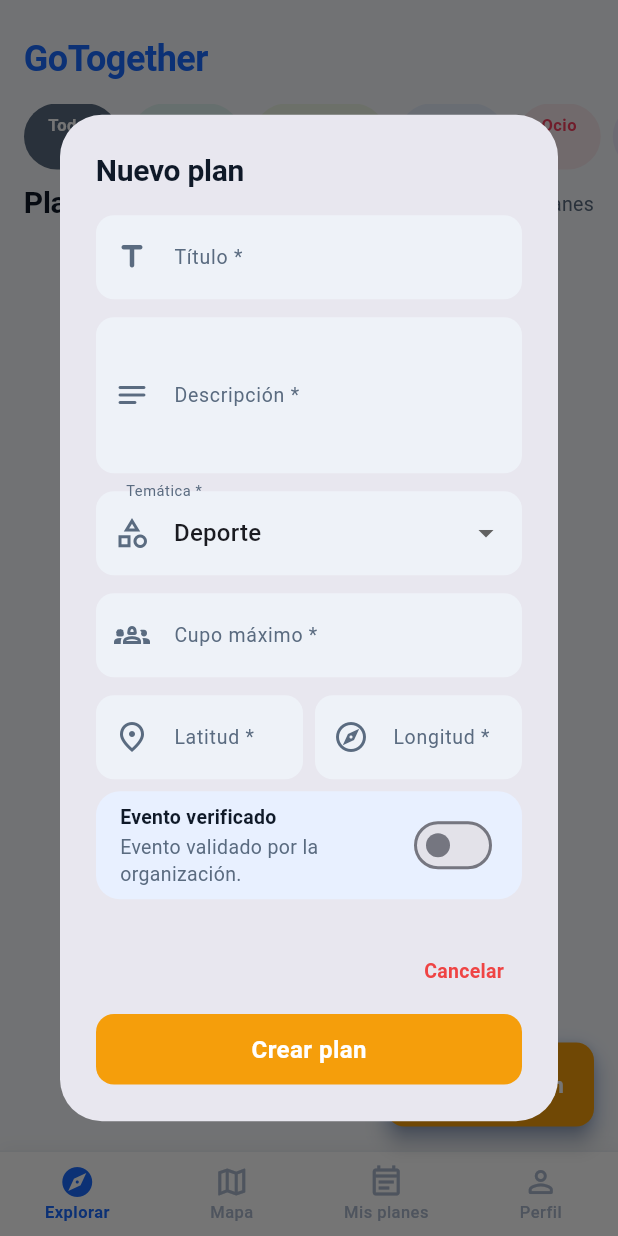
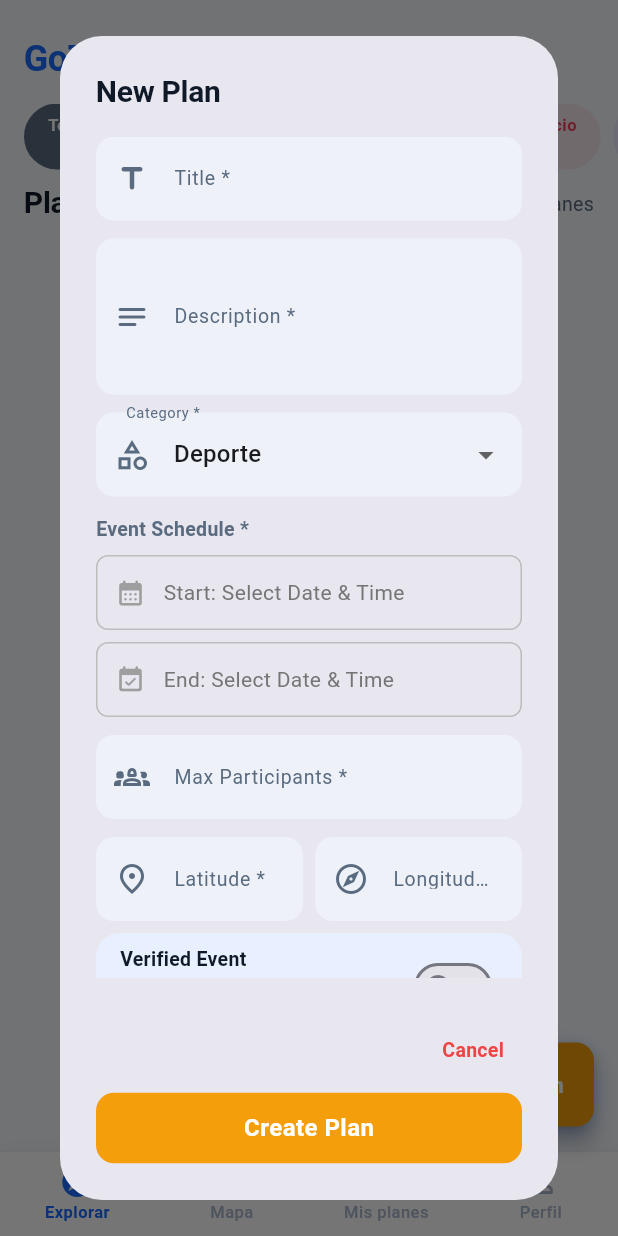
Before and after one commit to duniasr/GoTogether, a Flutter app: the screen it shows once a user with an empty profile is signed in, after a tap on "Crear plan", on a phone screen of 412 x 824 dp. Run offline on Flutter 3.47's test engine with Material 3 defaults, Android fonts, the phone set to English and light mode, and no system bars; our stand-ins replace cloud_firestore, firebase_auth, firebase_core, google_maps_flutter; accounts and stored records are empty; generated files the repository leaves out were written again.

Commit message:
feat: se añade campo de fecha y hora en las quedadas.

```diff
--- a/lib/screens/home/widgets/create_event_dialog.dart
+++ b/lib/screens/home/widgets/create_event_dialog.dart
@@ -1,4 +1,5 @@
 import 'package:flutter/material.dart';
+import 'package:intl/intl.dart'; // Recuerda tener esto en pubspec.yaml
 import '../../../app_theme.dart';
 import '../../../services/quedadas_service.dart';
 
@@ -54,8 +55,13 @@ class _CreateEventDialogState extends State<_CreateEventDialog> {
   bool _guardando = false;
   String? _errorMessage;
 
-  // NUEVO: Chivato para saber si ya le ha dado al botón de Crear
   bool _intentado = false;
+
+  // Variables para fechas y horas
+  DateTime? _startDate;
+  TimeOfDay? _startTime;
+  DateTime? _endDate;
+  TimeOfDay? _endTime;
 
   @override
   void initState() {
@@ -66,7 +72,6 @@ class _CreateEventDialogState extends State<_CreateEventDialog> {
     _latCtrl = TextEditingController();
     _lonCtrl = TextEditingController();
 
-    // Añadimos un listener para que el rojo desaparezca en cuanto escriban
     _tituloCtrl.addListener(_onTextChanged);
     _descripcionCtrl.addListener(_onTextChanged);
     _cupoCtrl.addListener(_onTextChanged);
@@ -75,7 +80,6 @@ class _CreateEventDialogState extends State<_CreateEventDialog> {
   }
 
   void _onTextChanged() {
-    // Si ya han intentado guardar y están corrigiendo, actualizamos la pantalla
     if (_intentado) setState(() {});
   }
 
@@ -89,7 +93,7 @@ class _CreateEventDialogState extends State<_CreateEventDialog> {
     super.dispose();
   }
 
-  // --- MÉTODOS DE VALIDACIÓN INDIVIDUAL (Para poner los campos en rojo) ---
+  // --- MÉTODOS DE VALIDACIÓN INDIVIDUAL ---
   bool get _tituloInvalido => _intentado && _tituloCtrl.text.trim().isEmpty;
   bool get _descInvalido => _intentado && _descripcionCtrl.text.trim().isEmpty;
   bool get _cupoInvalido {
@@ -107,10 +111,64 @@ class _CreateEventDialogState extends State<_CreateEventDialog> {
     final val = double.tryParse(_lonCtrl.text.trim().replaceAll(',', '.'));
     return val == null || val < -180 || val > 180;
   }
-  // -------------------------------------------------------------------------
+  bool get _fechasInvalidas {
+    if (!_intentado) return false;
+    return _startDate == null || _startTime == null || _endDate == null || _endTime == null || !_fechasLogicas();
+  }
+
+  bool _fechasLogicas() {
+    if (_startDate == null || _startTime == null || _endDate == null || _endTime == null) return false;
+    final start = DateTime(_startDate!.year, _startDate!.month, _startDate!.day, _startTime!.hour, _startTime!.minute);
+    final end = DateTime(_endDate!.year, _endDate!.month, _endDate!.day, _endTime!.hour, _endTime!.minute);
+    return end.isAfter(start);
+  }
+
+  // --- MÉTODOS PARA SELECCIONAR FECHA Y HORA ---
+  Future<void> _selectDateTime({required bool isStart}) async {
+    // 1. Pide la fecha
+    final DateTime? pickedDate = await showDatePicker(
+      context: context,
+      initialDate: isStart ? (_startDate ?? DateTime.now()) : (_endDate ?? _startDate ?? DateTime.now()),
+      firstDate: DateTime.now(),
+      lastDate: DateTime.now().add(const Duration(days: 365)),
+    );
+
+    if (pickedDate != null && mounted) {
+      // 2. Pide la hora inmediatamente después
+      final TimeOfDay? pickedTime = await showTimePicker(
+        context: context,
+        initialTime: isStart ? (_startTime ?? TimeOfDay.now()) : (_endTime ?? _startTime ?? TimeOfDay.now()),
+      );
+
+      if (pickedTime != null) {
+        setState(() {
+          if (isStart) {
+            _startDate = pickedDate;
+            _startTime = pickedTime;
+            // Auto-ajustar fin si es anterior al inicio
+            if (!_fechasLogicas()) {
+              _endDate = null;
+              _endTime = null;
+            }
+          } else {
+            _endDate = pickedDate;
+            _endTime = pickedTime;
+          }
+        });
+        _onTextChanged();
+      }
+    }
+  }
+
+  String _formatDateTime(DateTime? date, TimeOfDay? time) {
+    if (date == null || time == null) return 'Select Date & Time';
+    final dt = DateTime(date.year, date.month, date.day, time.hour, time.minute);
+    return DateFormat('dd MMM yyyy, HH:mm').format(dt);
+  }
+  // ------------------------------------------------
 
   Future<void> _submit() async {
-    setState(() => _intentado = true); // Marcamos que ha intentado guardar
+    setState(() => _intentado = true);
 
     final titulo = _tituloCtrl.text.trim();
     final descripcion = _descripcionCtrl.text.trim();
@@ -118,9 +176,9 @@ class _CreateEventDialogState extends State<_CreateEventDialog> {
     final lat = double.tryParse(_latCtrl.text.trim().replaceAll(',', '.'));
     final lon = double.tryParse(_lonCtrl.text.trim().replaceAll(',', '.'));
 
-    if (_tituloInvalido || _descInvalido || _cupoInvalido || _latInvalida || _lonInvalida) {
+    if (_tituloInvalido || _descInvalido || _cupoInvalido || _latInvalida || _lonInvalida || _fechasInvalidas) {
       setState(() {
-        _errorMessage = 'Por favor, revisa los campos en rojo.';
+        _errorMessage = 'Please review the highlighted fields. Ensure end time is after start time.';
       });
       return;
     }
@@ -131,6 +189,9 @@ class _CreateEventDialogState extends State<_CreateEventDialog> {
     });
 
     try {
+      // final startTimestamp = DateTime(_startDate!.year, _startDate!.month, _startDate!.day, _startTime!.hour, _startTime!.minute);
+      // final endTimestamp = DateTime(_endDate!.year, _endDate!.month, _endDate!.day, _endTime!.hour, _endTime!.minute);
+
       await widget.service.crearQuedada(
         titulo: titulo,
         descripcion: descripcion,
@@ -146,12 +207,12 @@ class _CreateEventDialogState extends State<_CreateEventDialog> {
       if (!mounted) return;
       Navigator.of(context).pop();
       widget.messenger.showSnackBar(
-        const SnackBar(content: Text('Plan creado correctamente.'), backgroundColor: Colors.green),
+        const SnackBar(content: Text('Plan successfully created.'), backgroundColor: Colors.green),
       );
     } catch (e) {
       setState(() {
         _guardando = false;
-        _errorMessage = 'Error al crear el plan: $e';
+        _errorMessage = 'Error creating plan: $e';
       });
     }
   }
@@ -159,18 +220,19 @@ class _CreateEventDialogState extends State<_CreateEventDialog> {
   @override
   Widget build(BuildContext context) {
     return AlertDialog(
-      title: Text('Nuevo plan', style: AppTextStyles.headlineMedium),
+      title: const Text('New Plan', style: AppTextStyles.headlineMedium),
       content: SingleChildScrollView(
         child: Column(
           mainAxisSize: MainAxisSize.min,
+          crossAxisAlignment: CrossAxisAlignment.stretch,
           children: [
             TextField(
               controller: _tituloCtrl,
               textInputAction: TextInputAction.next,
               decoration: InputDecoration(
-                labelText: 'Título *',
+                labelText: 'Title *',
                 prefixIcon: const Icon(Icons.title_rounded),
-                errorText: _tituloInvalido ? 'Campo requerido' : null, // ¡Magia roja!
+                errorText: _tituloInvalido ? 'Required field' : null,
               ),
             ),
             const SizedBox(height: 12),
@@ -178,16 +240,16 @@ class _CreateEventDialogState extends State<_CreateEventDialog> {
               controller: _descripcionCtrl,
               maxLines: 3,
               decoration: InputDecoration(
-                labelText: 'Descripción *',
+                labelText: 'Description *',
                 prefixIcon: const Icon(Icons.notes_rounded),
-                errorText: _descInvalido ? 'Campo requerido' : null,
+                errorText: _descInvalido ? 'Required field' : null,
               ),
             ),
             const SizedBox(height: 12),
             DropdownButtonFormField<String>(
               value: _tematica,
               decoration: const InputDecoration(
-                labelText: 'Temática *',
+                labelText: 'Category *',
                 prefixIcon: Icon(Icons.category_outlined),
               ),
               items: _tematicas
@@ -200,28 +262,82 @@ class _CreateEventDialogState extends State<_CreateEventDialog> {
                     },
             ),
             const SizedBox(height: 12),
+
+            // --- CALENDARIO INICIO Y FIN (MEJORADO VISUALMENTE) ---
+            Text('Event Schedule *', style: AppTextStyles.labelLarge.copyWith(color: AppColors.textSecondary)),
+            const SizedBox(height: 8),
+            InkWell(
+              onTap: _guardando ? null : () => _selectDateTime(isStart: true),
+              borderRadius: BorderRadius.circular(8),
+              child: Container(
+                padding: const EdgeInsets.symmetric(horizontal: 12, vertical: 14),
+                decoration: BoxDecoration(
+                  border: Border.all(color: _fechasInvalidas && _startDate == null ? AppColors.error : Colors.grey.shade400),
+                  borderRadius: BorderRadius.circular(8),
+                ),
+                child: Row(
+                  children: [
+                    Icon(Icons.calendar_month_rounded, size: 20, color: _startDate == null ? Colors.grey : AppColors.primary),
+                    const SizedBox(width: 12),
+                    Expanded(
+                      child: Text(
+                        'Start: ${_formatDateTime(_startDate, _startTime)}',
+                        style: TextStyle(color: _startDate == null ? Colors.grey.shade600 : AppColors.textPrimary),
+                      ),
+                    ),
+                  ],
+                ),
+              ),
+            ),
+            const SizedBox(height: 8),
+            InkWell(
+              onTap: _guardando ? null : () => _selectDateTime(isStart: false),
+              borderRadius: BorderRadius.circular(8),
+              child: Container(
+                padding: const EdgeInsets.symmetric(horizontal: 12, vertical: 14),
+                decoration: BoxDecoration(
+                  border: Border.all(color: _fechasInvalidas && _endDate == null ? AppColors.error : Colors.grey.shade400),
+                  borderRadius: BorderRadius.circular(8),
+                ),
+                child: Row(
+                  children: [
+                    Icon(Icons.event_available_rounded, size: 20, color: _endDate == null ? Colors.grey : AppColors.primary),
+                    const SizedBox(width: 12),
+                    Expanded(
+                      child: Text(
+                        'End: ${_formatDateTime(_endDate, _endTime)}',
+                        style: TextStyle(color: _endDate == null ? Colors.grey.shade600 : AppColors.textPrimary),
+                      ),
+                    ),
+                  ],
+                ),
+              ),
+            ),
+            const SizedBox(height: 12),
+            // --------------------------------------------------------
+
             TextField(
               controller: _cupoCtrl,
               keyboardType: TextInputType.number,
               decoration: InputDecoration(
-                labelText: 'Cupo máximo *',
+                labelText: 'Max Participants *',
                 prefixIcon: const Icon(Icons.groups_2_outlined),
-                errorText: _cupoInvalido ? 'Debe ser mayor que 0' : null,
+                errorText: _cupoInvalido ? 'Must be > 0' : null,
               ),
             ),
             const SizedBox(height: 12),
             Row(
-              crossAxisAlignment: CrossAxisAlignment.start, // Alinea arriba por si uno da error y otro no
+              crossAxisAlignment: CrossAxisAlignment.start,
               children: [
                 Expanded(
                   child: TextField(
                     controller: _latCtrl,
                     keyboardType: const TextInputType.numberWithOptions(decimal: true, signed: true),
                     decoration: InputDecoration(
-                      labelText: 'Latitud *',
-                      hintText: 'Ej: 28.1248',
+                      labelText: 'Latitude *',
+                      hintText: 'e.g. 28.1248',
                       prefixIcon: const Icon(Icons.place_outlined),
-                      errorText: _latInvalida ? 'Invalida' : null,
+                      errorText: _latInvalida ? 'Invalid' : null,
                     ),
                   ),
                 ),
@@ -231,10 +347,10 @@ class _CreateEventDialogState extends State<_CreateEventDialog> {
                     controller: _lonCtrl,
                     keyboardType: const TextInputType.numberWithOptions(decimal: true, signed: true),
                     decoration: InputDecoration(
-                      labelText: 'Longitud *',
-                      hintText: 'Ej: -15.43',
+                      labelText: 'Longitude *',
+                      hintText: 'e.g. -15.43',
                       prefixIcon: const Icon(Icons.explore_outlined),
-                      errorText: _lonInvalida ? 'Invalida' : null,
+                      errorText: _lonInvalida ? 'Invalid' : null,
                     ),
                   ),
                 ),
@@ -248,8 +364,8 @@ class _CreateEventDialogState extends State<_CreateEventDialog> {
               ),
               child: SwitchListTile(
                 contentPadding: const EdgeInsets.symmetric(horizontal: AppSpacing.md),
-                title: const Text('Evento verificado', style: AppTextStyles.labelLarge),
-                subtitle: const Text('Evento validado por la organización.', style: AppTextStyles.bodyMedium),
+                title: const Text('Verified Event', style: AppTextStyles.labelLarge),
+                subtitle: const Text('Event validated by organization.', style: AppTextStyles.bodyMedium),
                 value: _esVerificado,
                 onChanged: _guardando
                     ? null
@@ -299,7 +415,7 @@ class _CreateEventDialogState extends State<_CreateEventDialog> {
                 child: TextButton(
                   onPressed: _guardando ? null : () => Navigator.of(context).pop(),
                   child: const Text(
-                    'Cancelar',
+                    'Cancel',
                     style: TextStyle(color: AppColors.error, fontWeight: FontWeight.w600),
                   ),
                 ),
@@ -316,7 +432,7 @@ class _CreateEventDialogState extends State<_CreateEventDialog> {
                 onPressed: _guardando ? null : _submit,
                 child: _guardando
                     ? const SizedBox(width: 20, height: 20, child: CircularProgressIndicator(color: Colors.white, strokeWidth: 2))
-                    : const Text('Crear plan', style: TextStyle(fontWeight: FontWeight.bold, fontSize: 16)),
+                    : const Text('Create Plan', style: TextStyle(fontWeight: FontWeight.bold, fontSize: 16)),
               ),
             ],
           ),
--- a/pubspec.yaml
+++ b/pubspec.yaml
@@ -40,6 +40,7 @@ dependencies:
   google_maps_flutter: ^2.16.0
   image_picker: ^1.2.1
   firebase_storage: ^13.2.0
+  intl: ^0.20.2
 
 dev_dependencies:
   flutter_test:
```
Also changed, not shown: pubspec.lock.
